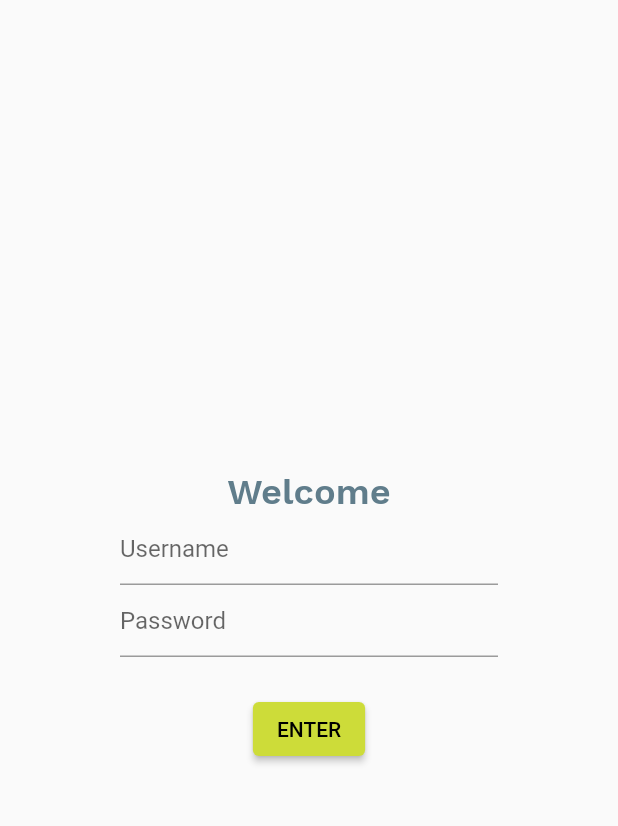
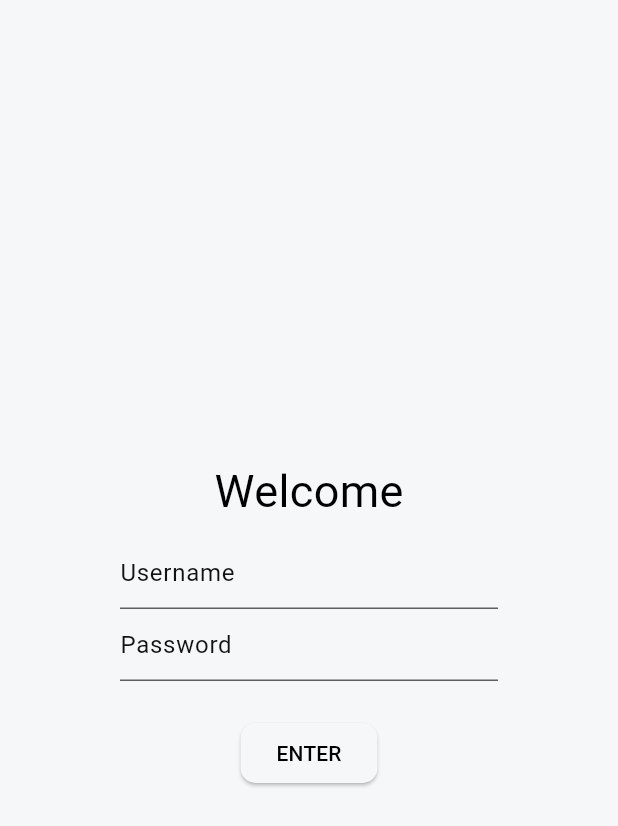
Before and after one commit to svlobachev/taekwondo_app, a Flutter app: the screen it shows after launch, on a phone screen of 412 x 824 dp. Shown: the top 826 px of the screen. Run offline on Flutter 3.47's test engine with Material 2 defaults, Android fonts, the light colour scheme and no system bars; our stand-ins replace flex_color_scheme, font_awesome_flutter; missing offline and left inert: grpc, protobuf, window_size; project files that could hold a hidden picture were left out.

Commit message:
Add Interface

```diff
--- a/lib/common/theme.dart
+++ /dev/null
@@ -1,17 +0,0 @@
-import 'package:flutter/material.dart';
-
-const primaryColor = Colors.lime;
-const secondaryColor = Colors.black;
-const thirdColor = Colors.blueGrey;
-
-final appTheme = ThemeData(
-  primarySwatch: primaryColor,
-  textTheme: const TextTheme(
-    headline1: TextStyle(
-      fontFamily: 'WorkSansSemiBold',
-      fontWeight: FontWeight.w700,
-      fontSize: 24,
-      color: thirdColor,
-    ),
-  ),
-);
--- /dev/null
+++ b/lib/common/theme_scheme.dart
@@ -0,0 +1,157 @@
+import 'package:flex_color_scheme/flex_color_scheme.dart';
+import 'package:flutter/material.dart';
+
+const ColorScheme myFlexSchemeLight = ColorScheme(
+  brightness: Brightness.light,
+  primary: Color(0xff223a5e),
+  onPrimary: Color(0xffffffff),
+  primaryContainer: Color(0xff97baea),
+  onPrimaryContainer: Color(0xff1a2027),
+  secondary: Color(0xff000000),
+  onSecondary: Color(0xffffffff),
+  secondaryContainer: Color(0xffa9edff),
+  onSecondaryContainer: Color(0xff1d2828),
+  tertiary: Color(0xff208399),
+  onTertiary: Color(0xffffffff),
+  tertiaryContainer: Color(0xffccf3ff),
+  onTertiaryContainer: Color(0xff232828),
+  error: Color(0xffb00020),
+  onError: Color(0xffffffff),
+  errorContainer: Color(0xfffcd8df),
+  onErrorContainer: Color(0xff282526),
+  outline: Color(0xff5f5f5f),
+  background: Color(0xffedeff2),
+  onBackground: Color(0xff121212),
+  surface: Color(0xfff6f7f8),
+  onSurface: Color(0xff090909),
+  surfaceVariant: Color(0xffedeff2),
+  onSurfaceVariant: Color(0xff121212),
+  inverseSurface: Color(0xff111214),
+  onInverseSurface: Color(0xfff5f5f5),
+  inversePrimary: Color(0xffaabbd5),
+  shadow: Color(0xff000000),
+);
+
+const ColorScheme myFlexSchemeDark = ColorScheme(
+  brightness: Brightness.dark,
+  primary: Color(0xff748bac),
+  onPrimary: Color(0xfff4f7fb),
+  primaryContainer: Color(0xff1b2e4b),
+  onPrimaryContainer: Color(0xffd6dbe1),
+  secondary: Color(0xff539eaf),
+  onSecondary: Color(0xfff0f9fb),
+  secondaryContainer: Color(0xff004e5d),
+  onSecondaryContainer: Color(0xffd0e2e6),
+  tertiary: Color(0xff219ab5),
+  onTertiary: Color(0xffeaf9fc),
+  tertiaryContainer: Color(0xff0f5b6a),
+  onTertiaryContainer: Color(0xffd3e5e9),
+  error: Color(0xffcf6679),
+  onError: Color(0xff1e1214),
+  errorContainer: Color(0xffb1384e),
+  onErrorContainer: Color(0xfff9dde2),
+  outline: Color(0xff959599),
+  background: Color(0xff16181a),
+  onBackground: Color(0xffe3e3e4),
+  surface: Color(0xff131415),
+  onSurface: Color(0xfff1f1f1),
+  surfaceVariant: Color(0xff161719),
+  onSurfaceVariant: Color(0xffe3e3e3),
+  inverseSurface: Color(0xfffbfbfc),
+  onInverseSurface: Color(0xff0e0e0e),
+  inversePrimary: Color(0xff3f4856),
+  shadow: Color(0xff000000),
+);
+
+// var MyFlexThemeDataLight = FlexThemeData.light(colorScheme: myFlexSchemeLight);
+
+var MyFlexThemeDataLight = FlexThemeData.light(
+  colorScheme: myFlexSchemeLight,
+
+  surfaceMode: FlexSurfaceMode.highScaffoldLowSurface,
+  blendLevel: 20,
+  appBarOpacity: 0.95,
+  tabBarStyle: FlexTabBarStyle.forBackground,
+  lightIsWhite: true,
+  swapColors: true,
+  tooltipsMatchBackground: true,
+  subThemesData: const FlexSubThemesData(
+    blendOnLevel: 20,
+    bottomSheetRadius: 7.0,
+    textButtonRadius: 10.0,
+    elevatedButtonRadius: 10.0,
+    outlinedButtonRadius: 10.0,
+    toggleButtonsRadius: 7.0,
+    textButtonSchemeColor: SchemeColor.secondary,
+    outlinedButtonSchemeColor: SchemeColor.secondary,
+    inputDecoratorSchemeColor: SchemeColor.tertiary,
+    fabRadius: 7.0,
+    fabSchemeColor: SchemeColor.primary,
+    snackBarBackgroundSchemeColor: SchemeColor.primary,
+    chipRadius: 7.0,
+    cardRadius: 7.0,
+    popupMenuRadius: 7.0,
+    bottomNavigationBarSelectedLabelSchemeColor: SchemeColor.secondary,
+    bottomNavigationBarUnselectedLabelSchemeColor: SchemeColor.primary,
+    bottomNavigationBarSelectedIconSchemeColor: SchemeColor.secondary,
+    bottomNavigationBarUnselectedIconSchemeColor: SchemeColor.primary,
+    navigationBarSelectedLabelSchemeColor: SchemeColor.secondary,
+    navigationBarUnselectedLabelSchemeColor: SchemeColor.primary,
+    navigationBarSelectedIconSchemeColor: SchemeColor.secondary,
+    navigationBarUnselectedIconSchemeColor: SchemeColor.primary,
+    navigationRailSelectedLabelSchemeColor: SchemeColor.secondary,
+    navigationRailUnselectedLabelSchemeColor: SchemeColor.primary,
+    navigationRailSelectedIconSchemeColor: SchemeColor.secondary,
+    navigationRailUnselectedIconSchemeColor: SchemeColor.primary,
+  ),
+  useMaterial3ErrorColors: true,
+  visualDensity: FlexColorScheme.comfortablePlatformDensity,
+  useMaterial3: true,
+// To use the playground font, add GoogleFonts package and uncomment
+// fontFamily: GoogleFonts.notoSans().fontFamily,
+);
+// darkTheme: FlexThemeData.dark(colorScheme: myFlexSchemeDark)
+var MyFlexThemeDataDart = FlexThemeData.dark(
+  colorScheme: myFlexSchemeDark,
+
+  scheme: FlexScheme.deepBlue,
+  surfaceMode: FlexSurfaceMode.highScaffoldLowSurface,
+  blendLevel: 15,
+  appBarStyle: FlexAppBarStyle.background,
+  appBarOpacity: 0.90,
+  tabBarStyle: FlexTabBarStyle.forBackground,
+  tooltipsMatchBackground: true,
+  subThemesData: const FlexSubThemesData(
+    blendOnLevel: 30,
+    bottomSheetRadius: 7.0,
+    textButtonRadius: 10.0,
+    elevatedButtonRadius: 10.0,
+    outlinedButtonRadius: 10.0,
+    toggleButtonsRadius: 7.0,
+    textButtonSchemeColor: SchemeColor.secondary,
+    outlinedButtonSchemeColor: SchemeColor.secondary,
+    fabRadius: 7.0,
+    fabSchemeColor: SchemeColor.primary,
+    snackBarBackgroundSchemeColor: SchemeColor.primary,
+    chipRadius: 7.0,
+    cardRadius: 7.0,
+    popupMenuRadius: 7.0,
+    bottomNavigationBarSelectedLabelSchemeColor: SchemeColor.secondary,
+    bottomNavigationBarUnselectedLabelSchemeColor: SchemeColor.primary,
+    bottomNavigationBarSelectedIconSchemeColor: SchemeColor.secondary,
+    bottomNavigationBarUnselectedIconSchemeColor: SchemeColor.primary,
+    navigationBarSelectedLabelSchemeColor: SchemeColor.secondary,
+    navigationBarUnselectedLabelSchemeColor: SchemeColor.primary,
+    navigationBarSelectedIconSchemeColor: SchemeColor.secondary,
+    navigationBarUnselectedIconSchemeColor: SchemeColor.primary,
+    navigationRailSelectedLabelSchemeColor: SchemeColor.secondary,
+    navigationRailUnselectedLabelSchemeColor: SchemeColor.primary,
+    navigationRailSelectedIconSchemeColor: SchemeColor.secondary,
+    navigationRailUnselectedIconSchemeColor: SchemeColor.primary,
+  ),
+  useMaterial3ErrorColors: true,
+  visualDensity: FlexColorScheme.comfortablePlatformDensity,
+  useMaterial3: true,
+// To use the playground font, add GoogleFonts package and uncomment
+// fontFamily: GoogleFonts.notoSans().fontFamily,
+);
--- a/lib/main.dart
+++ b/lib/main.dart
@@ -3,20 +3,22 @@ import 'dart:io';
 import 'package:flutter/foundation.dart';
 import 'package:flutter/material.dart';
 import 'package:provider/provider.dart';
-import 'package:taekwondo_app/common/theme.dart';
+import 'package:taekwondo_app/common/theme_scheme.dart';
 import 'package:taekwondo_app/models/cart_model.dart';
 import 'package:taekwondo_app/models/catalog_model.dart';
 import 'package:taekwondo_app/screens/cart_scr.dart';
 import 'package:taekwondo_app/screens/catalog_scr.dart';
+import 'package:taekwondo_app/screens/home_scr.dart';
 import 'package:taekwondo_app/screens/login_scr.dart';
 import 'package:taekwondo_app/widgets/navigation/bottomNavigationBar.dart';
-import 'package:taekwondo_app/widgets/navigation/navDrawer.dart';
 import 'package:window_size/window_size.dart';
 
 void main() {
   setupWindow();
   runApp(const MyApp());
 }
+
+ThemeMode themeMode = ThemeMode.system;
 
 const double windowWidth = 400;
 const double windowHeight = 800;
@@ -48,7 +50,7 @@ class MyApp extends StatelessWidget {
         // In this sample app, CatalogModel never changes, so a simple Provider
         // is sufficient.
         Provider(create: (context) => CatalogModel()),
-        Provider(create: (context) => NavDrawer()),
+
         // CartModel is implemented as a ChangeNotifier, which calls for the use
         // of ChangeNotifierProvider. Moreover, CartModel depends
         // on CatalogModel, so a ProxyProvider is needed.
@@ -62,12 +64,19 @@ class MyApp extends StatelessWidget {
         ),
       ],
       child: MaterialApp(
+        themeMode: themeMode,
         title: 'Provider Demo',
-        theme: appTheme,
+        // подключить готовые библиотечные темы
+        // theme: FlexThemeData.light(scheme: FlexScheme.deepBlue),
+        // darkTheme: FlexThemeData.dark(scheme: FlexScheme.deepBlue),
+        // подключить пользовательскую тему
+        theme: MyFlexThemeDataLight,
+        darkTheme: MyFlexThemeDataDart,
         initialRoute: '/',
         routes: {
           '/': (context) => const MyLogin(),
-          '/bottom_navigation': (context) => MyBottomNavigationBar(),
+          '/home': (context) => HomePage(),
+          '/bottom_navigation': (context) => bottomNavigationBar,
           '/catalog': (context) => const MyCatalog(),
           '/cart': (context) => const MyCart(),
         },
--- a/lib/screens/catalog_scr.dart
+++ b/lib/screens/catalog_scr.dart
@@ -14,7 +14,7 @@ class MyCatalog extends StatelessWidget {
       // bottomNavigationBar: MyBottomNavigationBar(),
       body: CustomScrollView(
         slivers: [
-          MyAppBar(),
+          MyAppBar,
           const SliverToBoxAdapter(child: SizedBox(height: 12)),
           SliverList(
             delegate: SliverChildBuilderDelegate(
--- a/lib/screens/login_scr.dart
+++ b/lib/screens/login_scr.dart
@@ -1,5 +1,4 @@
 import 'package:flutter/material.dart';
-import 'package:taekwondo_app/common/theme.dart';
 
 class MyLogin extends StatelessWidget {
   const MyLogin({Key? key}) : super(key: key);
@@ -15,7 +14,8 @@ class MyLogin extends StatelessWidget {
             children: [
               Text(
                 'Welcome',
-                style: Theme.of(context).textTheme.headline1,
+                // style: Theme.of(context).textTheme.headline3,
+                style: TextStyle(height: 2, fontSize: 30),
               ),
               TextFormField(
                 decoration: const InputDecoration(
@@ -34,11 +34,12 @@ class MyLogin extends StatelessWidget {
               ElevatedButton(
                 child: const Text('ENTER'),
                 onPressed: () {
-                  Navigator.pushReplacementNamed(context, '/bottom_navigation');
+                  // Navigator.pushReplacementNamed(context, '/catalog');
+                  Navigator.pushReplacementNamed(context, '/home');
                 },
                 style: ElevatedButton.styleFrom(
-                  primary: primaryColor,
-                ),
+                    // primary: primaryColor,
+                    ),
               )
             ],
           ),
```
Also changed, not shown: lib/screens/cart_scr.dart (+3 -4 lines), lib/screens/home_scr.dart (added, +17 -0 lines), lib/widgets/navigation/bottomNavigationBar.dart (+17 -85 lines), lib/widgets/navigation/myAppBar.dart (+19 -17 lines), pubspec.yaml (+4 -15 lines), assets/fonts/Work_Sans/WorkSans-Black.ttf (deleted), assets/fonts/Work_Sans/WorkSans-Bold.ttf (deleted), assets/fonts/Work_Sans/WorkSans-ExtraBold.ttf (deleted), assets/fonts/Work_Sans/WorkSans-ExtraLight.ttf (deleted), assets/fonts/Work_Sans/WorkSans-Light.ttf (deleted), assets/fonts/Work_Sans/WorkSans-Medium.ttf (deleted), assets/fonts/Work_Sans/WorkSans-Regular.ttf (deleted), assets/fonts/Work_Sans/WorkSans-SemiBold.ttf (deleted), assets/fonts/Work_Sans/WorkSans-Thin.ttf (deleted), 1 more files, 3 other files.
